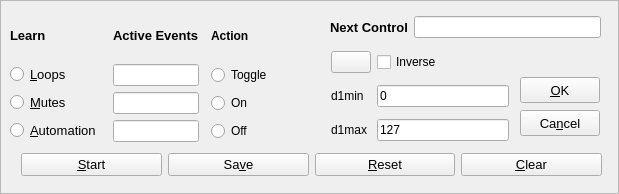
Before: the Qt Designer form seq_qt5/src/gui/qlearnframe.ui in ahlstromcj/seq66, drawn with Qt 5.
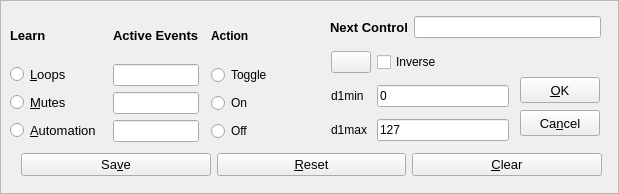
After: the same form once the commit is applied.

Diff of the .ui file:
```diff
--- a/seq_qt5/src/gui/qlearnframe.ui
+++ b/seq_qt5/src/gui/qlearnframe.ui
@@ -297,22 +297,6 @@
     </rect>
    </property>
    <layout class="QHBoxLayout" name="horizontalLayout_2">
-    <item>
-     <widget class="QPushButton" name="start_push_button">
-      <property name="font">
-       <font>
-        <pointsize>10</pointsize>
-       </font>
-      </property>
-      <property name="toolTip">
-       <string>Start the learn process. This creates a
-midilearn object to manage learning.</string>
-      </property>
-      <property name="text">
-       <string>&amp;Start</string>
-      </property>
-     </widget>
-    </item>
     <item>
      <widget class="QPushButton" name="save_push_button">
       <property name="font">
```
Left out of the diff: 2 changed lines with no effect on the pictures.
